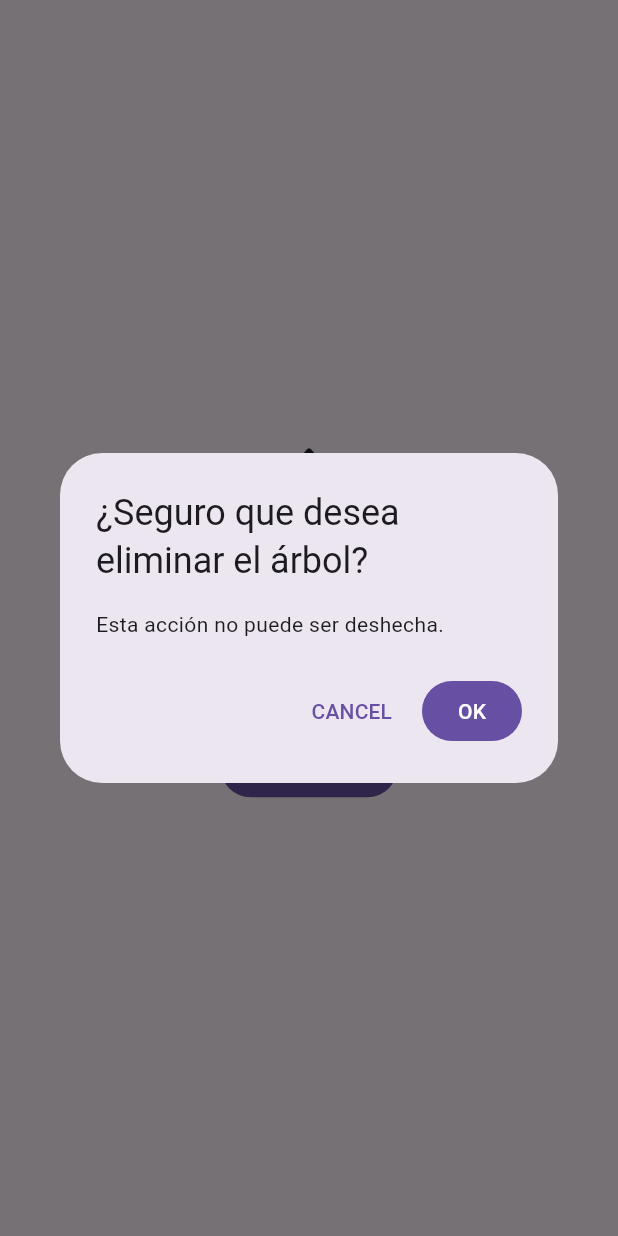
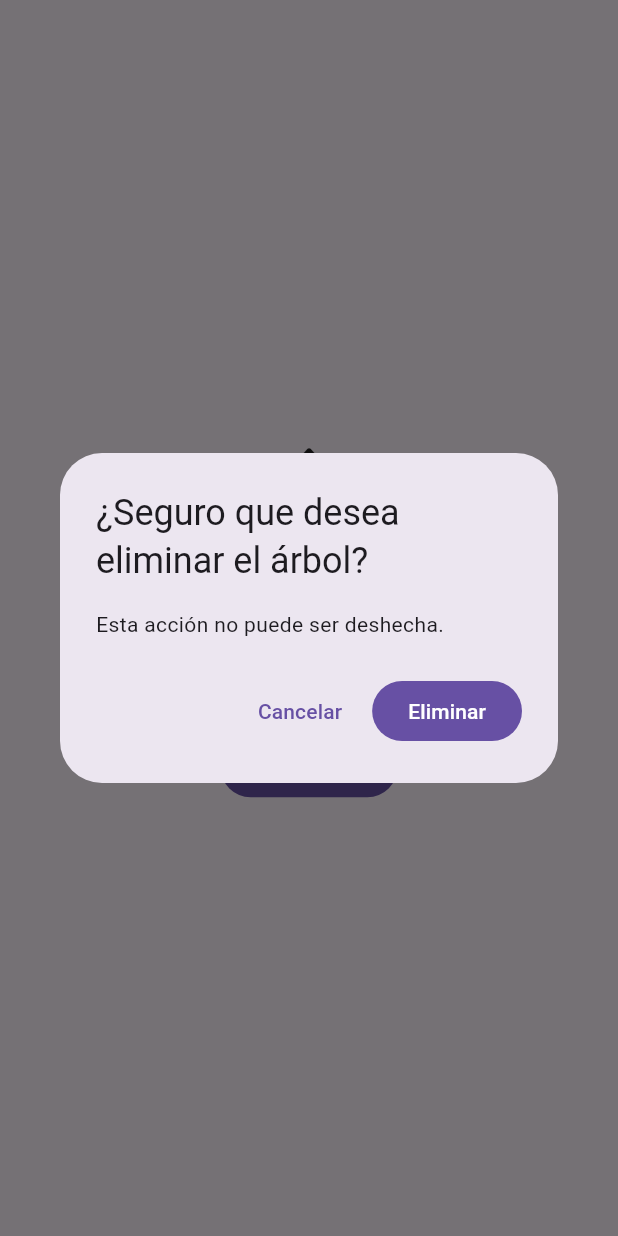
Before and after one commit to AleNimo/FlutterProjects, a Flutter app: the _TreeDetailView widget shown alone on an empty page, opened directly with empty values, after a tap on "Eliminar", on a phone screen of 412 x 824 dp. Run offline on Flutter 3.47's test engine with Material 3 defaults, Android fonts, the phone set to English and light mode, and no system bars; our stand-ins replace floor, font_awesome_flutter, go_router, sqflite; accounts and stored records are empty; generated files the repository leaves out were written again; network calls fail.

Commit message:
Agrego eliminación de árboles Unifico dialogs en único archivo

```diff
--- a/primer_parcial/lib/data/tree_dao.dart
+++ b/primer_parcial/lib/data/tree_dao.dart
@@ -18,6 +18,6 @@ abstract class TreeDao {
   @update
   Future<void> updateTree(Tree tree);
 
-  // @delete
-  // Future<void> deleteTree(Tree tree);
+  @delete
+  Future<void> deleteTree(Tree tree);
 }
--- a/primer_parcial/lib/domain/models/tree_dialog.dart
+++ b/primer_parcial/lib/domain/models/dialogs.dart
@@ -6,9 +6,35 @@ import 'package:primer_parcial/main.dart';
 
 bool globalFlagRefreshList = false;
 
+void deleteDialog(BuildContext context, Tree tree) {
+  showDialog(
+      barrierDismissible: false,
+      context: context,
+      builder: (context) => AlertDialog(
+            title: const Text('¿Seguro que desea eliminar el árbol?'),
+            content: const Text('Esta acción no puede ser deshecha.'),
+            actions: [
+              TextButton(
+                  onPressed: () {
+                    context.pop();
+                  },
+                  child: const Text('Cancelar')),
+              FilledButton(
+                  onPressed: () {
+                    database.treeDao.deleteTree(tree);
+                    globalFlagRefreshList = true;
+                    context
+                      ..pop()
+                      ..pop();
+                  },
+                  child: const Text('Eliminar')),
+            ],
+          ));
+}
+
 // tree es el arbol a editar, si tree == null es porque se está creando un árbol
 void treeDialog(
-    BuildContext context, String title, Tree? tree, Function refreshList) {
+    BuildContext context, String title, Tree? tree, Function refreshFunction) {
   final GlobalKey<FormState> formKey = GlobalKey<FormState>();
   String name = '';
   String scientificName = '';
@@ -146,7 +172,7 @@ void treeDialog(
                         globalFlagRefreshList = true;
                         showSnackbar(context, 'Árbol editado exitosamente');
                       }
-                      refreshList();
+                      refreshFunction();
                       context.pop();
                     }
                   },
--- a/primer_parcial/lib/presentation/screens/tree_detail_screen.dart
+++ b/primer_parcial/lib/presentation/screens/tree_detail_screen.dart
@@ -1,31 +1,8 @@
 import 'package:flutter/material.dart';
 import 'package:font_awesome_flutter/font_awesome_flutter.dart';
-import 'package:go_router/go_router.dart';
 import 'package:primer_parcial/domain/models/tree.dart';
-import 'package:primer_parcial/domain/models/tree_dialog.dart';
+import 'package:primer_parcial/domain/models/dialogs.dart';
 import 'package:primer_parcial/domain/repositories/repository.dart';
-
-void confirmationDialog(BuildContext context, String text) {
-  showDialog(
-      barrierDismissible: false,
-      context: context,
-      builder: (context) => AlertDialog(
-            title: Text(text),
-            content: const Text('Esta acción no puede ser deshecha.'),
-            actions: [
-              TextButton(
-                  onPressed: () {
-                    context.pop();
-                  },
-                  child: const Text('CANCEL')),
-              FilledButton(
-                  onPressed: () {
-                    context.pop();
-                  },
-                  child: const Text('OK')),
-            ],
-          ));
-}
 
 class TreeDetailScreen extends StatefulWidget {
   const TreeDetailScreen(
@@ -48,7 +25,7 @@ class _TreeDetailScreenState extends State<TreeDetailScreen> {
     treeRequest = widget.repository.getTreeById(widget.treeId);
   }
 
-  void refreshList() {
+  void refreshTree() {
     setState(() {
       treeRequest = widget.repository.getTreeById(widget.treeId);
     });
@@ -83,7 +60,7 @@ class _TreeDetailScreenState extends State<TreeDetailScreen> {
               floatingActionButton: FloatingActionButton(
                 onPressed: () {
                   treeDialog(
-                      context, "Editar árbol", snapshot.data!, refreshList);
+                      context, "Editar árbol", snapshot.data!, refreshTree);
                 },
                 child: const Icon(Icons.edit),
               ));
@@ -155,8 +132,7 @@ class _TreeDetailView extends StatelessWidget {
           ),
           FilledButton.icon(
             onPressed: () {
-              confirmationDialog(
-                  context, '¿Seguro que desea eliminar el árbol?');
+              deleteDialog(context, tree);
             },
             icon: const Icon(Icons.delete),
             label: const Text('Eliminar'),
--- a/primer_parcial/lib/presentation/screens/trees_screen.dart
+++ b/primer_parcial/lib/presentation/screens/trees_screen.dart
@@ -5,7 +5,7 @@ import 'package:font_awesome_flutter/font_awesome_flutter.dart';
 import 'package:primer_parcial/domain/models/tree.dart';
 import 'package:primer_parcial/domain/models/user.dart';
 
-import 'package:primer_parcial/domain/models/tree_dialog.dart';
+import 'package:primer_parcial/domain/models/dialogs.dart';
 
 import 'package:primer_parcial/domain/repositories/repository.dart';
 
@@ -68,7 +68,7 @@ class _TreesScreenState extends State<TreesScreen> {
               return const Center(child: CircularProgressIndicator());
             } else if (snapshot.hasData) {
               return (snapshot.data!.isEmpty)
-                  ? const Center(child: Text('Base de datos vacía'))
+                  ? const Center(child: Text('Sin árboles para mostrar'))
                   : _TreesView(
                       treeList: snapshot.data!,
                       onRefresh: () async => refreshList(),
```
Also changed, not shown: primer_parcial/lib/core/database/database.g.dart.
